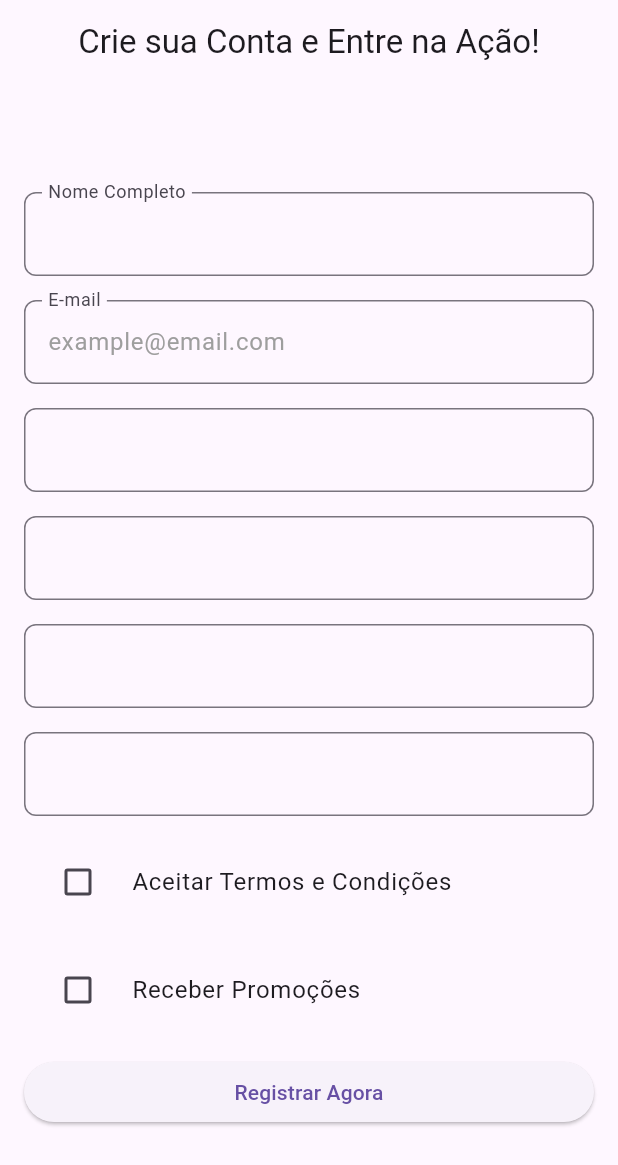
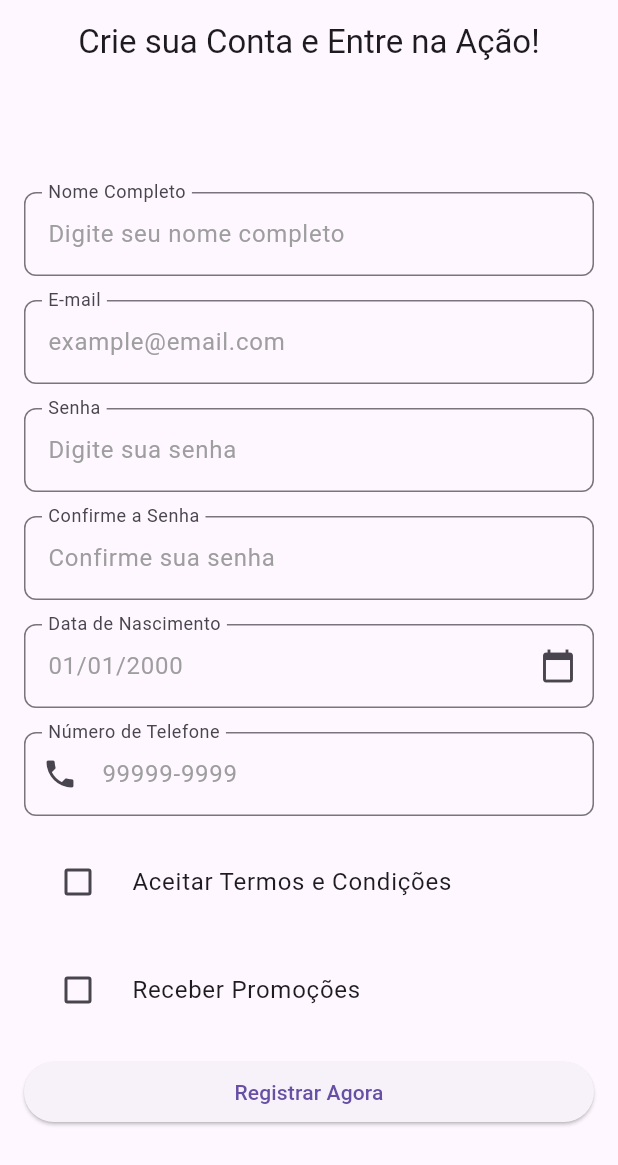
Before and after one commit to joaoconstancio1/genie_luck, a Flutter app: the screen it shows after launch, on a phone screen of 412 x 824 dp. Shown: the top 1165 px of the screen. Run offline on Flutter 3.47's test engine with Material 3 defaults, Android fonts, the phone set to English and light mode, and no system bars; our stand-ins replace dio, equatable, flutter_bloc, get_it, go_router, result_dart.

Commit message:
Enhance GlTextFormField: add prefixIcon and suffixIcon properties; update RegisterPage to utilize hintText for improved user guidance

```diff
--- a/lib/core/design/gl_text_form_field.dart
+++ b/lib/core/design/gl_text_form_field.dart
@@ -16,6 +16,8 @@ class GlTextFormField extends StatelessWidget {
     this.readOnly = false,
     this.labelText,
     this.hintText,
+    this.prefixIcon,
+    this.suffixIcon,
   });
 
   final TextEditingController? controller;
@@ -30,6 +32,8 @@ class GlTextFormField extends StatelessWidget {
   final bool readOnly;
   final String? labelText;
   final String? hintText;
+  final Icon? prefixIcon;
+  final Icon? suffixIcon;
 
   @override
   Widget build(BuildContext context) {
@@ -38,8 +42,10 @@ class GlTextFormField extends StatelessWidget {
         labelText: labelText,
         hintText: hintText,
         hintStyle: TextStyle(color: Colors.grey),
+        floatingLabelBehavior: FloatingLabelBehavior.always,
         border: OutlineInputBorder(borderRadius: BorderRadius.circular(8.0)),
-        floatingLabelBehavior: FloatingLabelBehavior.always,
+        prefixIcon: prefixIcon,
+        suffixIcon: suffixIcon,
       ),
       controller: controller,
       keyboardType: keyboardType,
--- a/lib/core/utils/validators.dart
+++ b/lib/core/utils/validators.dart
@@ -50,10 +50,7 @@ class Validators {
     if (value == null || value.isEmpty) {
       return 'Informe sua data de nascimento';
     }
-    final dateRegex = RegExp(r'^\d{2}/\d{2}/\d{4}$');
-    if (!dateRegex.hasMatch(value)) {
-      return 'Formato inválido. Use DD/MM/AAAA';
-    }
+
     try {
       final parts = value.split('/');
       final day = int.parse(parts[0]);
--- a/lib/register/presenter/pages/register_page.dart
+++ b/lib/register/presenter/pages/register_page.dart
@@ -1,9 +1,7 @@
-import 'package:flutter/cupertino.dart';
 import 'package:flutter/material.dart';
 import 'package:flutter_bloc/flutter_bloc.dart';
 import 'package:genie_luck/core/design/gl_text_form_field.dart';
 import 'package:genie_luck/core/utils/data_picker.dart';
-import 'package:genie_luck/core/utils/formatters.dart';
 import 'package:genie_luck/core/utils/validators.dart';
 import 'package:genie_luck/register/data/models/user_model.dart';
 import 'package:genie_luck/register/presenter/cubit/register_cubit.dart';
@@ -116,15 +114,13 @@ class _RegisterPageView1State extends State<RegisterPageView> {
                               GlTextFormField(
                                 controller: _nameController,
                                 keyboardType: TextInputType.name,
-
                                 labelText: 'Nome Completo',
-
+                                hintText: 'Digite seu nome completo',
                                 validator: _validators.nameValidator,
                               ),
                               GlTextFormField(
                                 controller: _emailController,
                                 keyboardType: TextInputType.emailAddress,
-
                                 labelText: 'E-mail',
                                 hintText: 'example@email.com',
                                 validator: _validators.validateEmail,
@@ -133,15 +129,25 @@ class _RegisterPageView1State extends State<RegisterPageView> {
                                 controller: _passwordController,
                                 autovalidateMode:
                                     AutovalidateMode.onUserInteraction,
-                                decoration: InputDecoration(labelText: 'Senha'),
+                                labelText: 'Senha',
+                                hintText: 'Digite sua senha',
+                                obscureText: true,
+                                validator: _validators.validatePassword,
                               ),
                               GlTextFormField(
                                 controller: _confirmPasswordController,
                                 autovalidateMode:
                                     AutovalidateMode.onUserInteraction,
-                                decoration: InputDecoration(
-                                  labelText: 'Confirme a Senha',
-                                ),
+
+                                labelText: 'Confirme a Senha',
+                                hintText: 'Confirme sua senha',
+                                obscureText: true,
+                                validator:
+                                    (value) =>
+                                        _validators.validateConfirmPassword(
+                                          value,
+                                          _passwordController.text,
+                                        ),
                               ),
                               GestureDetector(
                                 onTap:
@@ -152,25 +158,22 @@ class _RegisterPageView1State extends State<RegisterPageView> {
                                     controller: _dateController,
                                     keyboardType: TextInputType.none,
                                     readOnly: true,
-                                    decoration: InputDecoration(
-                                      labelText: 'Data de Nascimento',
-                                      suffixIcon: Icon(Icons.calendar_today),
-                                    ),
+                                    labelText: 'Data de Nascimento',
+                                    hintText: '01/01/2000',
+                                    suffixIcon: Icon(Icons.calendar_today),
+                                    validator: _validators.validateDate,
                                   ),
                                 ),
                               ),
 
                               GlTextFormField(
                                 keyboardType: TextInputType.phone,
-                                decoration: InputDecoration(
-                                  labelText: 'Número de Telefone',
-                                  prefixIcon: IconButton(
-                                    icon: Icon(Icons.phone),
-                                    onPressed: () {},
-                                  ),
-                                  prefixText: '+55 ',
-                                ),
+
+                                labelText: 'Número de Telefone',
+                                hintText: '99999-9999',
+                                prefixIcon: Icon(Icons.phone),
                               ),
+
                               CheckboxListTile(
                                 title: Text('Aceitar Termos e Condições'),
                                 value: _acceptTerms,
```
Also changed, not shown: lib/core/utils/formatters.dart (deleted, +0 -33 lines).
